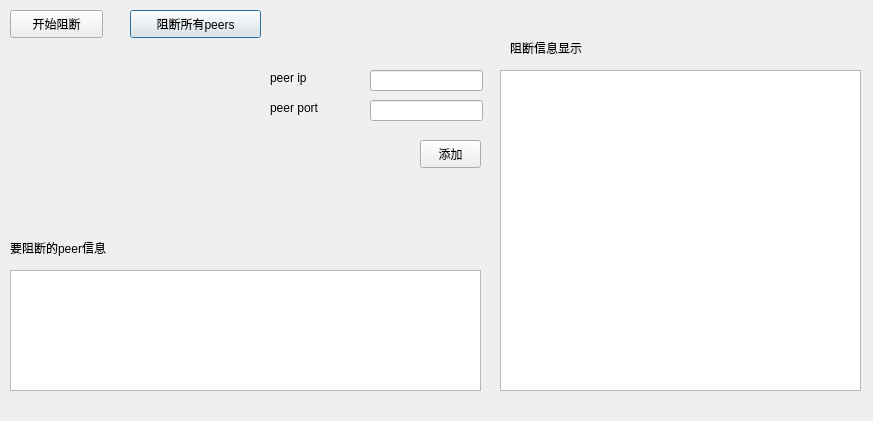
Qt form gui/block.ui (RaymondHX/contentSecurityLab) before a commit.
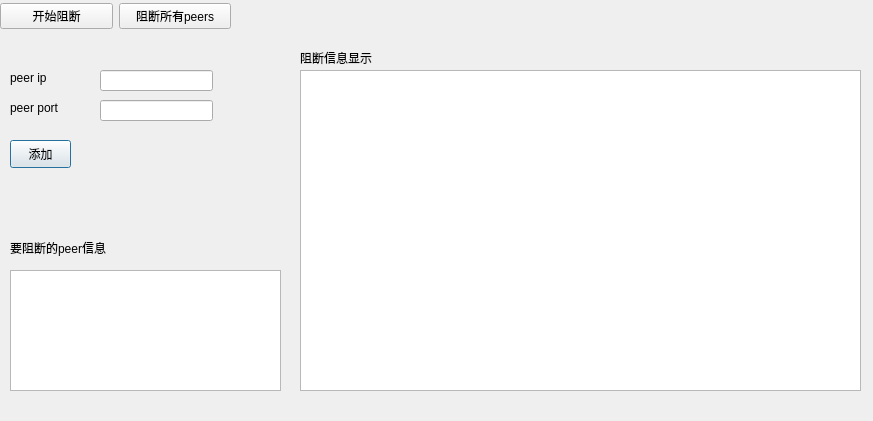
The same form after that commit.

The edit to the form file:
```diff
--- a/gui/block.ui
+++ b/gui/block.ui
@@ -13,25 +13,12 @@
   <property name="windowTitle">
    <string>Dialog</string>
   </property>
-  <widget class="QPushButton" name="block_all_b">
-   <property name="geometry">
-    <rect>
-     <x>130</x>
-     <y>10</y>
-     <width>131</width>
-     <height>28</height>
-    </rect>
-   </property>
-   <property name="text">
-    <string>阻断所有peers</string>
-   </property>
-  </widget>
   <widget class="QTextEdit" name="block_info_t">
    <property name="geometry">
     <rect>
-     <x>500</x>
+     <x>300</x>
      <y>70</y>
-     <width>361</width>
+     <width>561</width>
      <height>321</height>
     </rect>
    </property>
@@ -39,7 +26,7 @@
   <widget class="QLabel" name="label">
    <property name="geometry">
     <rect>
-     <x>270</x>
+     <x>10</x>
      <y>70</y>
      <width>72</width>
      <height>15</height>
@@ -52,7 +39,7 @@
   <widget class="QLineEdit" name="ip_l">
    <property name="geometry">
     <rect>
-     <x>370</x>
+     <x>100</x>
      <y>70</y>
      <width>113</width>
      <height>21</height>
@@ -62,7 +49,7 @@
   <widget class="QLabel" name="label_2">
    <property name="geometry">
     <rect>
-     <x>270</x>
+     <x>10</x>
      <y>100</y>
      <width>72</width>
      <height>15</height>
@@ -75,7 +62,7 @@
   <widget class="QPushButton" name="add_b">
    <property name="geometry">
     <rect>
-     <x>420</x>
+     <x>10</x>
      <y>140</y>
      <width>61</width>
      <height>28</height>
@@ -88,7 +75,7 @@
   <widget class="QLineEdit" name="port_l">
    <property name="geometry">
     <rect>
-     <x>370</x>
+     <x>100</x>
      <y>100</y>
      <width>113</width>
      <height>21</height>
@@ -100,29 +87,16 @@
     <rect>
      <x>10</x>
      <y>270</y>
-     <width>471</width>
+     <width>271</width>
      <height>121</height>
     </rect>
    </property>
   </widget>
-  <widget class="QPushButton" name="start_block_b">
-   <property name="geometry">
-    <rect>
-     <x>10</x>
-     <y>10</y>
-     <width>93</width>
-     <height>28</height>
-    </rect>
-   </property>
-   <property name="text">
-    <string>开始阻断</string>
-   </property>
-  </widget>
   <widget class="QLabel" name="label_3">
    <property name="geometry">
     <rect>
-     <x>510</x>
-     <y>40</y>
+     <x>300</x>
+     <y>50</y>
      <width>111</width>
      <height>16</height>
     </rect>
@@ -144,6 +118,32 @@
     <string>要阻断的peer信息</string>
    </property>
   </widget>
+  <widget class="QWidget" name="horizontalLayoutWidget">
+   <property name="geometry">
+    <rect>
+     <x>0</x>
+     <y>0</y>
+     <width>231</width>
+     <height>32</height>
+    </rect>
+   </property>
+   <layout class="QHBoxLayout" name="horizontalLayout">
+    <item>
+     <widget class="QPushButton" name="start_block_b">
+      <property name="text">
+       <string>开始阻断</string>
+      </property>
+     </widget>
+    </item>
+    <item>
+     <widget class="QPushButton" name="block_all_b">
+      <property name="text">
+       <string>阻断所有peers</string>
+      </property>
+     </widget>
+    </item>
+   </layout>
+  </widget>
  </widget>
  <resources/>
  <connections/>
```
